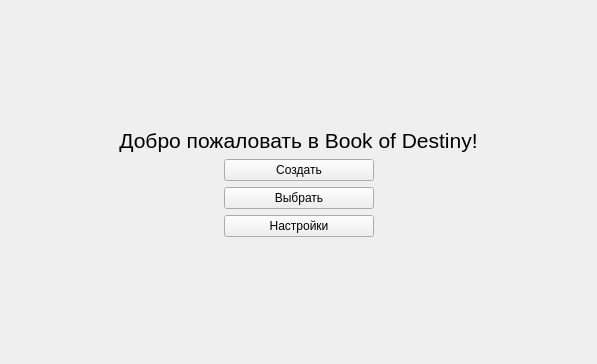
Before: the Qt Designer form interface/hello.ui in demonic-katana/Book-of-Destiny-Your-Safe-Diary, drawn with Qt 5.
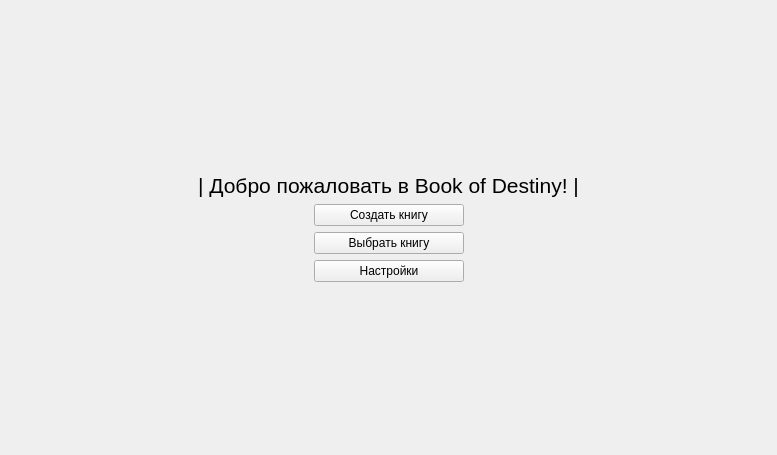
After: the same form once the commit is applied.

```diff
--- a/interface/hello.ui
+++ b/interface/hello.ui
@@ -6,8 +6,8 @@
    <rect>
     <x>0</x>
     <y>0</y>
-    <width>597</width>
-    <height>364</height>
+    <width>777</width>
+    <height>455</height>
    </rect>
   </property>
   <property name="windowTitle">
@@ -65,7 +65,7 @@
       <item row="2" column="1">
        <widget class="QPushButton" name="select">
         <property name="text">
-         <string>Выбрать</string>
+         <string>Выбрать книгу</string>
         </property>
        </widget>
       </item>
@@ -78,7 +78,7 @@
          </size>
         </property>
         <property name="text">
-         <string>Создать</string>
+         <string>Создать книгу</string>
         </property>
        </widget>
       </item>
@@ -105,7 +105,7 @@
        </font>
       </property>
       <property name="text">
-       <string>&lt;html&gt;&lt;head/&gt;&lt;body&gt;&lt;p align=&quot;center&quot;&gt;Добро пожаловать в Book of Destiny!&lt;/p&gt;&lt;/body&gt;&lt;/html&gt;</string>
+       <string>&lt;html&gt;&lt;head/&gt;&lt;body&gt;&lt;p align=&quot;center&quot;&gt;| Добро пожаловать в Book of Destiny! |&lt;/p&gt;&lt;/body&gt;&lt;/html&gt;</string>
       </property>
      </widget>
     </item>
```
